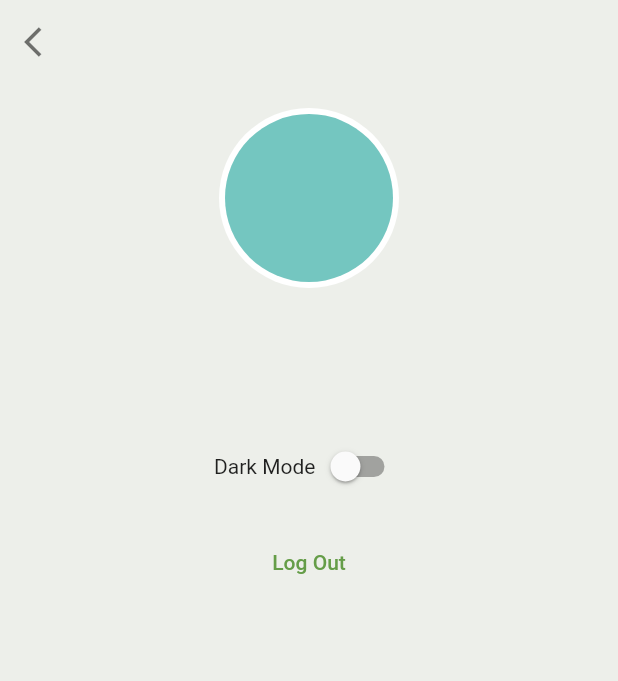
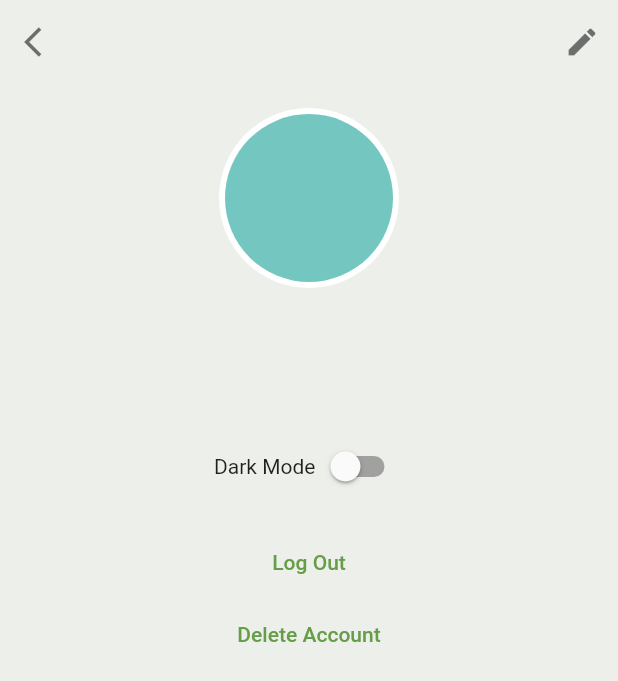
Before and after one commit to akwayne/backpack, a Flutter app: the ProfilePage screen opened by its route, on a phone screen of 412 x 824 dp. Shown: the top 681 px of the screen. Run offline on Flutter 3.47's test engine with Material 2 defaults, Android fonts, the phone set to English and light mode, and no system bars; our stand-ins replace cloud_firestore, firebase_auth, firebase_core, flutter_riverpod; missing offline and left inert: firebase_ui_auth, firebase_ui_oauth_google; accounts and stored records are empty; Roboto replaces fonts that are missing (Arial).

Commit message:
start profile edit page

```diff
--- a/lib/firebase_helper.dart
+++ b/lib/firebase_helper.dart
@@ -1,5 +1,6 @@
 import 'package:backpack/student/model/student.dart';
 import 'package:cloud_firestore/cloud_firestore.dart';
+import 'package:firebase_auth/firebase_auth.dart';
 
 import 'assignment/model/assignment.dart';
 import 'course/model/course.dart';
@@ -56,4 +57,9 @@ class FirebaseHelper {
     final newStudent = await users.add(student.toMap());
     return newStudent;
   }
+
+  Future deleteStudent(String userId) async {
+    // delete user from database
+    await users.doc(userId).delete();
+  }
 }
--- a/lib/main.dart
+++ b/lib/main.dart
@@ -1,3 +1,4 @@
+import 'package:backpack/student/view/profile_update.dart';
 import 'package:flutter/material.dart';
 
 // Firebase
@@ -57,4 +58,5 @@ final _appRoutes = <String, WidgetBuilder>{
   '/': (context) => const HomeNavigation(),
   '/login': (context) => const LoginPage(),
   '/profile': (context) => const ProfilePage(),
+  '/profileupdate': (context) => const ProfileUpdate(),
 };
--- a/lib/student/view/profile_page.dart
+++ b/lib/student/view/profile_page.dart
@@ -19,6 +19,12 @@ class ProfilePage extends ConsumerWidget {
           onPressed: () => Navigator.pop(context),
           icon: const Icon(Icons.arrow_back_ios),
         ),
+        actions: [
+          IconButton(
+            onPressed: () => Navigator.of(context).pushNamed('/profileupdate'),
+            icon: const Icon(Icons.edit),
+          ),
+        ],
       ),
       body: SafeArea(
         child: Column(
@@ -58,6 +64,13 @@ class ProfilePage extends ConsumerWidget {
               },
               child: const Text('Log Out'),
             ),
+            TextButton(
+              onPressed: () {
+                // ref.read(studentProvider.notifier).deleteUser();
+                // Navigator.pushReplacementNamed(context, '/login');
+              },
+              child: const Text('Delete Account'),
+            ),
           ],
         ),
       ),
--- a/lib/student/viewmodel/student_provider.dart
+++ b/lib/student/viewmodel/student_provider.dart
@@ -16,6 +16,7 @@ class StudentNotifier extends StateNotifier<Student?> {
     if (FirebaseAuth.instance.currentUser == null) {
       state = null;
     } else {
+      // Update if they are logged in
       final String userId = FirebaseAuth.instance.currentUser!.uid;
       final student = await FirebaseHelper().readStudent(userId);
       state = student;
@@ -27,6 +28,17 @@ class StudentNotifier extends StateNotifier<Student?> {
   Future<void> logOut() async {
     // Remove user and sign out
     await FirebaseAuth.instance.signOut();
+    state = null;
+  }
+
+  Future<void> deleteUser() async {
+    // Delete user entry from firestore database
+    await FirebaseHelper().deleteStudent(state!.id);
+
+    // Sign out user and delete their account
+    await FirebaseAuth.instance.currentUser?.delete();
+
+    // Remove student from this provider
     state = null;
   }
 
```
Also changed, not shown: lib/student/view/profile_update.dart (added, +37 -0 lines).
